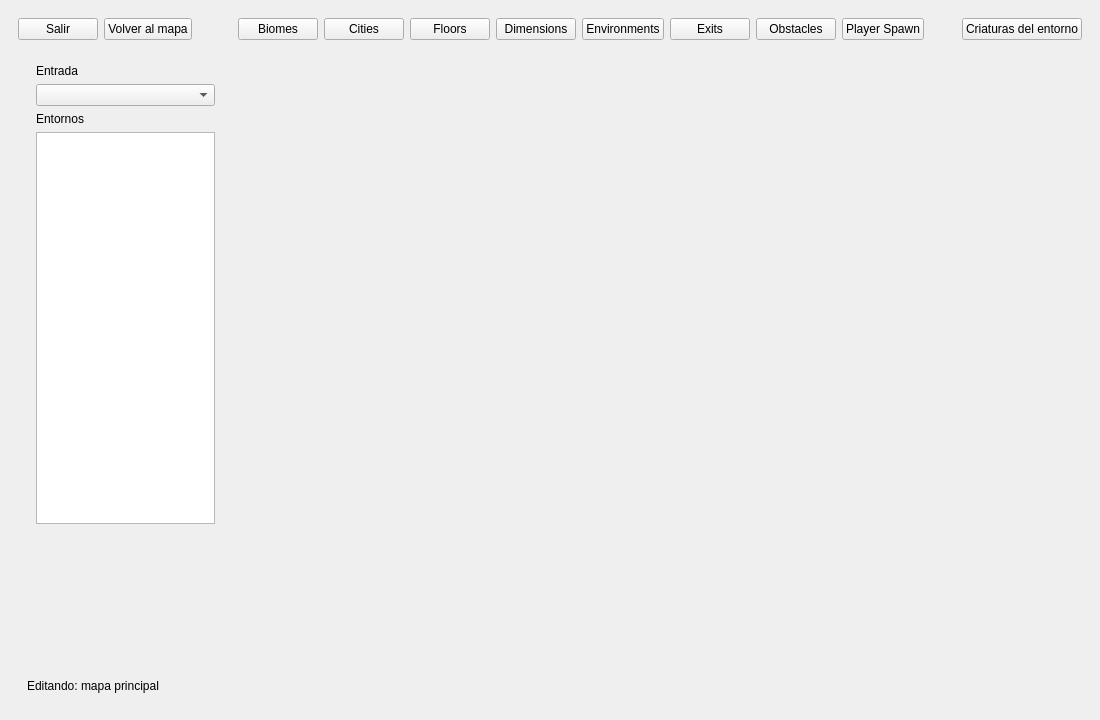
NicolasdelaTorre/TP_Grupal_Grupo_09_Argentum, file editor/EditorWindow.ui: the form before one commit.
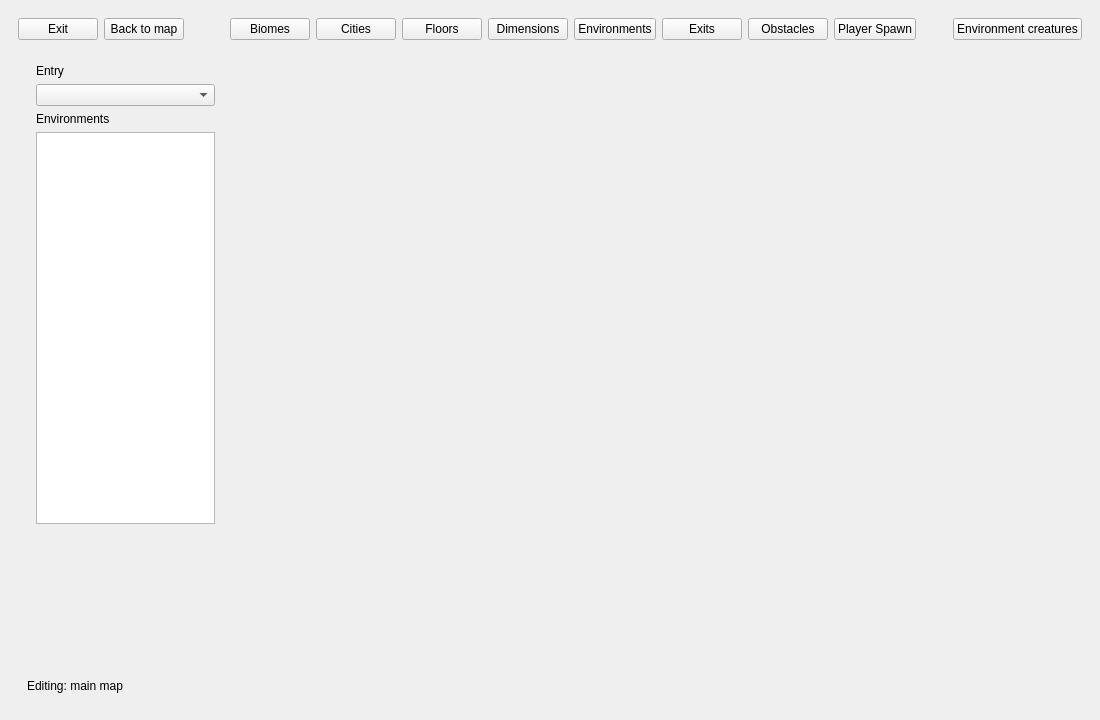
The form after the commit. The open tabs and pages were chosen to show the change.

What changed in the file:
```diff
--- a/editor/EditorWindow.ui
+++ b/editor/EditorWindow.ui
@@ -473,14 +473,14 @@
           <item>
            <widget class="QPushButton" name="btnBack">
             <property name="text">
-             <string>Salir</string>
+             <string>Exit</string>
             </property>
            </widget>
           </item>
           <item>
            <widget class="QPushButton" name="btnBackToMainMap">
             <property name="text">
-             <string>Volver al mapa</string>
+             <string>Back to map</string>
             </property>
             <property name="visible">
              <bool>false</bool>
@@ -599,7 +599,7 @@
           <item>
            <widget class="QPushButton" name="btnEnvironmentCreatures">
             <property name="text">
-             <string>Criaturas del entorno</string>
+             <string>Environment creatures</string>
             </property>
            </widget>
           </item>
@@ -750,7 +750,7 @@
                  <item>
                   <widget class="QLabel" name="labelEntry">
                    <property name="text">
-                    <string>Entrada</string>
+                    <string>Entry</string>
                    </property>
                   </widget>
                  </item>
@@ -760,7 +760,7 @@
                  <item>
                   <widget class="QLabel" name="labelEnvironments">
                    <property name="text">
-                    <string>Entornos</string>
+                    <string>Environments</string>
                    </property>
                   </widget>
                  </item>
@@ -1058,7 +1058,7 @@
              <item>
               <widget class="QLabel" name="labelEditingTarget">
                <property name="text">
-                <string>Editando: mapa principal</string>
+                <string>Editing: main map</string>
                </property>
                <property name="wordWrap">
                 <bool>true</bool>
```
Left out of the diff: 32 changed lines with no effect on the pictures.
